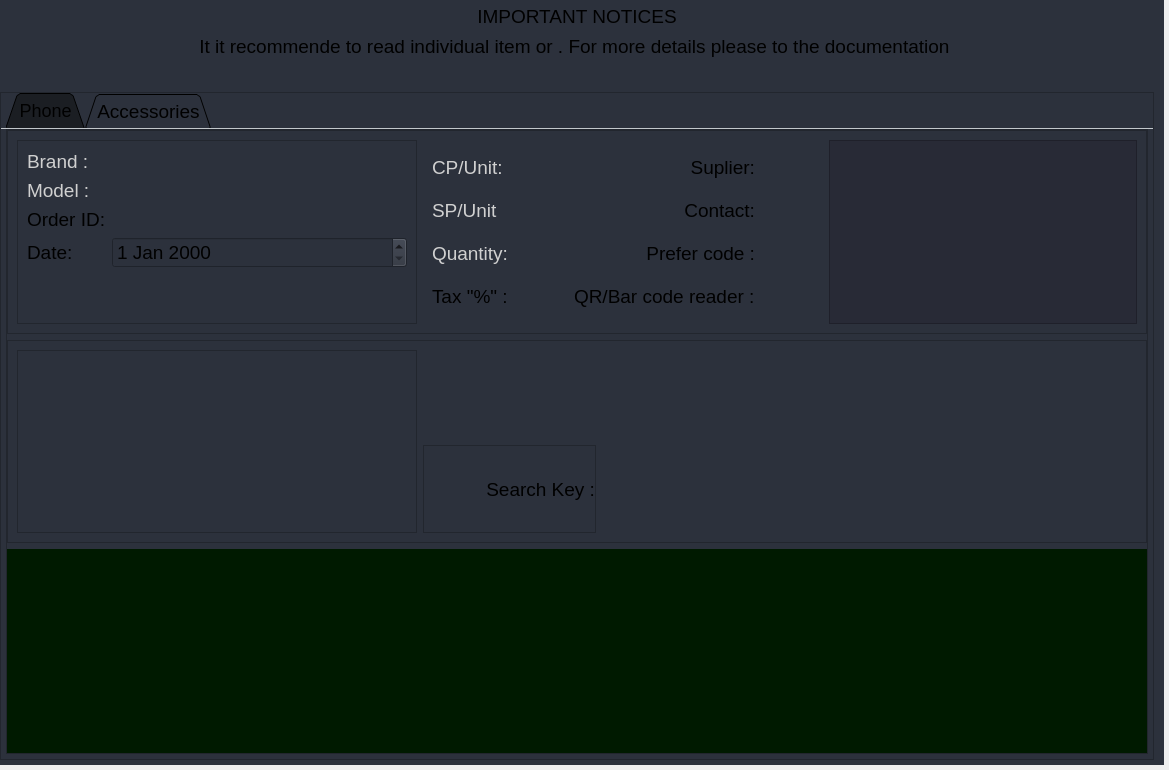
This is gui/uis/pages/main_pages.ui in kusiLaw/laky-phone-POS as Qt 5 draws it before an edit. The edited form follows.
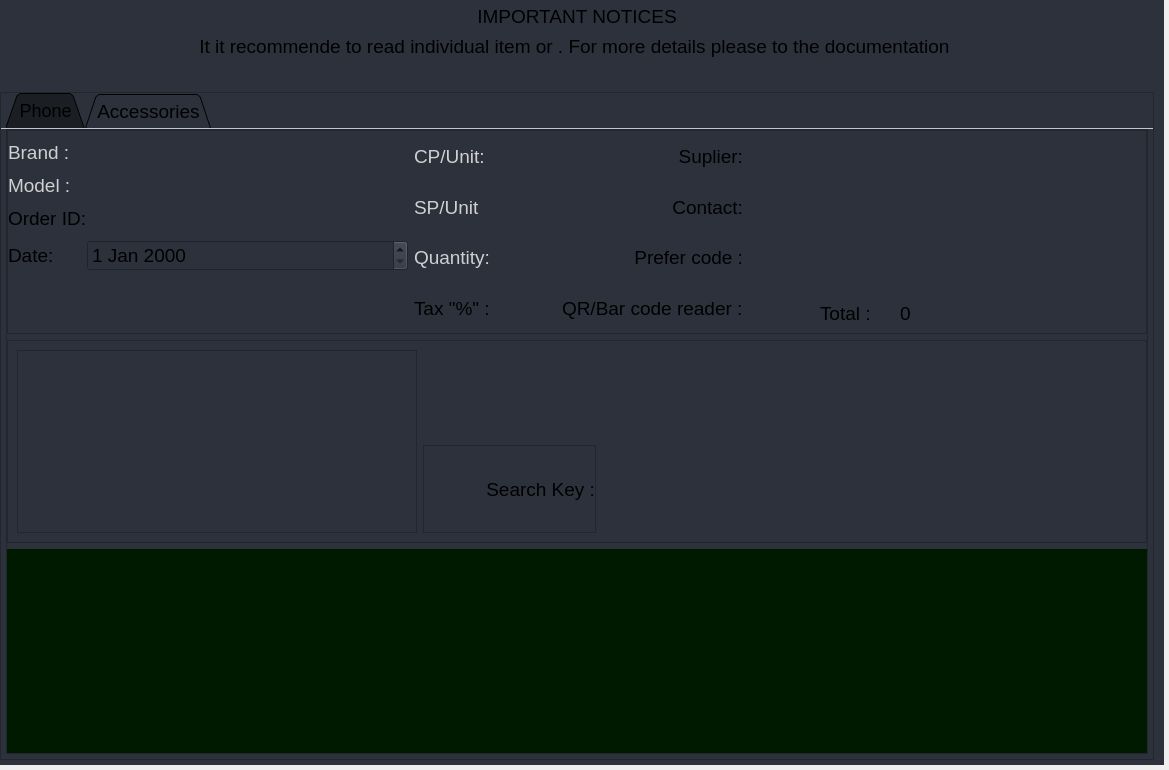
This is the edited form.

Commit message: sn list added

The edit to the form file:
```diff
--- a/gui/uis/pages/main_pages.ui
+++ b/gui/uis/pages/main_pages.ui
@@ -2945,6 +2945,18 @@
                         <enum>QFrame::Raised</enum>
                        </property>
                        <layout class="QHBoxLayout" name="horizontalLayout_14">
+                        <property name="leftMargin">
+                         <number>0</number>
+                        </property>
+                        <property name="topMargin">
+                         <number>0</number>
+                        </property>
+                        <property name="rightMargin">
+                         <number>0</number>
+                        </property>
+                        <property name="bottomMargin">
+                         <number>0</number>
+                        </property>
                         <item>
                          <widget class="QFrame" name="sdp_form_layout_4">
                           <property name="minimumSize">
@@ -2960,12 +2972,30 @@
                            </size>
                           </property>
                           <property name="frameShape">
-                           <enum>QFrame::StyledPanel</enum>
+                           <enum>QFrame::NoFrame</enum>
                           </property>
                           <property name="frameShadow">
                            <enum>QFrame::Raised</enum>
                           </property>
                           <layout class="QFormLayout" name="formLayout_8">
+                           <property name="horizontalSpacing">
+                            <number>0</number>
+                           </property>
+                           <property name="verticalSpacing">
+                            <number>10</number>
+                           </property>
+                           <property name="leftMargin">
+                            <number>0</number>
+                           </property>
+                           <property name="topMargin">
+                            <number>10</number>
+                           </property>
+                           <property name="rightMargin">
+                            <number>0</number>
+                           </property>
+                           <property name="bottomMargin">
+                            <number>0</number>
+                           </property>
                            <item row="0" column="0">
                             <widget class="QLabel" name="label_48">
                              <property name="styleSheet">
@@ -3147,6 +3177,21 @@
                            <enum>QFrame::Raised</enum>
                           </property>
                           <layout class="QGridLayout" name="gridLayout_11">
+                           <property name="leftMargin">
+                            <number>0</number>
+                           </property>
+                           <property name="topMargin">
+                            <number>0</number>
+                           </property>
+                           <property name="rightMargin">
+                            <number>0</number>
+                           </property>
+                           <property name="bottomMargin">
+                            <number>0</number>
+                           </property>
+                           <property name="spacing">
+                            <number>0</number>
+                           </property>
                            <item row="2" column="2">
                             <widget class="QFrame" name="frame_38">
                              <property name="frameShape">
@@ -3156,6 +3201,9 @@
                               <enum>QFrame::Raised</enum>
                              </property>
                              <layout class="QVBoxLayout" name="verticalLayout_24">
+                              <property name="spacing">
+                               <number>0</number>
+                              </property>
                               <property name="leftMargin">
                                <number>0</number>
                               </property>
@@ -3470,7 +3518,7 @@
                                <number>0</number>
                               </property>
                               <property name="leftMargin">
-                               <number>10</number>
+                               <number>0</number>
                               </property>
                               <property name="topMargin">
                                <number>0</number>
@@ -3496,6 +3544,9 @@
                               <enum>QFrame::Raised</enum>
                              </property>
                              <layout class="QVBoxLayout" name="stock_tax_layout">
+                              <property name="spacing">
+                               <number>0</number>
+                              </property>
                               <property name="leftMargin">
                                <number>0</number>
                               </property>
@@ -3555,7 +3606,7 @@
                              </property>
                              <layout class="QVBoxLayout" name="stock_unique_code_layout">
                               <property name="spacing">
-                               <number>70</number>
+                               <number>0</number>
                               </property>
                               <property name="leftMargin">
                                <number>0</number>
@@ -3579,7 +3630,7 @@
                          <widget class="QFrame" name="frame_84">
                           <property name="minimumSize">
                            <size>
-                            <width>250</width>
+                            <width>0</width>
                             <height>0</height>
                            </size>
                           </property>
@@ -3612,32 +3663,89 @@
                             <number>0</number>
                            </property>
                            <property name="bottomMargin">
-                            <number>0</number>
+                            <number>5</number>
                            </property>
                            <item>
                             <widget class="QFrame" name="frame_85">
                              <property name="styleSheet">
-                              <string notr="true">background: #282a36</string>
+                              <string notr="true">
+</string>
                              </property>
                              <property name="frameShape">
-                              <enum>QFrame::StyledPanel</enum>
+                              <enum>QFrame::NoFrame</enum>
                              </property>
                              <property name="frameShadow">
                               <enum>QFrame::Raised</enum>
                              </property>
-                             <layout class="QHBoxLayout" name="cart_imei_list_layout">
+                             <layout class="QVBoxLayout" name="stock_list_frame">
+                              <property name="spacing">
+                               <number>0</number>
+                              </property>
                               <property name="leftMargin">
                                <number>0</number>
                               </property>
                               <property name="topMargin">
+                               <number>10</number>
+                              </property>
+                              <property name="rightMargin">
                                <number>0</number>
                               </property>
+                              <property name="bottomMargin">
+                               <number>0</number>
+                              </property>
+                             </layout>
+                            </widget>
+                           </item>
+                           <item>
+                            <widget class="QFrame" name="frame_53">
+                             <property name="maximumSize">
+                              <size>
+                               <width>16777215</width>
+                               <height>30</height>
+                              </size>
+                             </property>
+                             <property name="frameShape">
+                              <enum>QFrame::NoFrame</enum>
+                             </property>
+                             <property name="frameShadow">
+                              <enum>QFrame::Raised</enum>
+                             </property>
+                             <layout class="QHBoxLayout" name="fr">
+                              <property name="spacing">
+                               <number>0</number>
+                              </property>
+                              <property name="leftMargin">
+                               <number>0</number>
+                              </property>
+                              <property name="topMargin">
+                               <number>0</number>
+                              </property>
                               <property name="rightMargin">
                                <number>0</number>
                               </property>
                               <property name="bottomMargin">
                                <number>0</number>
                               </property>
+                              <item>
+                               <widget class="QLabel" name="label_42">
+                                <property name="maximumSize">
+                                 <size>
+                                  <width>80</width>
+                                  <height>16777215</height>
+                                 </size>
+                                </property>
+                                <property name="text">
+                                 <string>Total :</string>
+                                </property>
+                               </widget>
+                              </item>
+                              <item>
+                               <widget class="QLabel" name="stock_sn_total">
+                                <property name="text">
+                                 <string>0</string>
+                                </property>
+                               </widget>
+                              </item>
                              </layout>
                             </widget>
                            </item>
```
Left out of the diff: 15 changed lines with no effect on the pictures. The commit also changes 7 other files.
